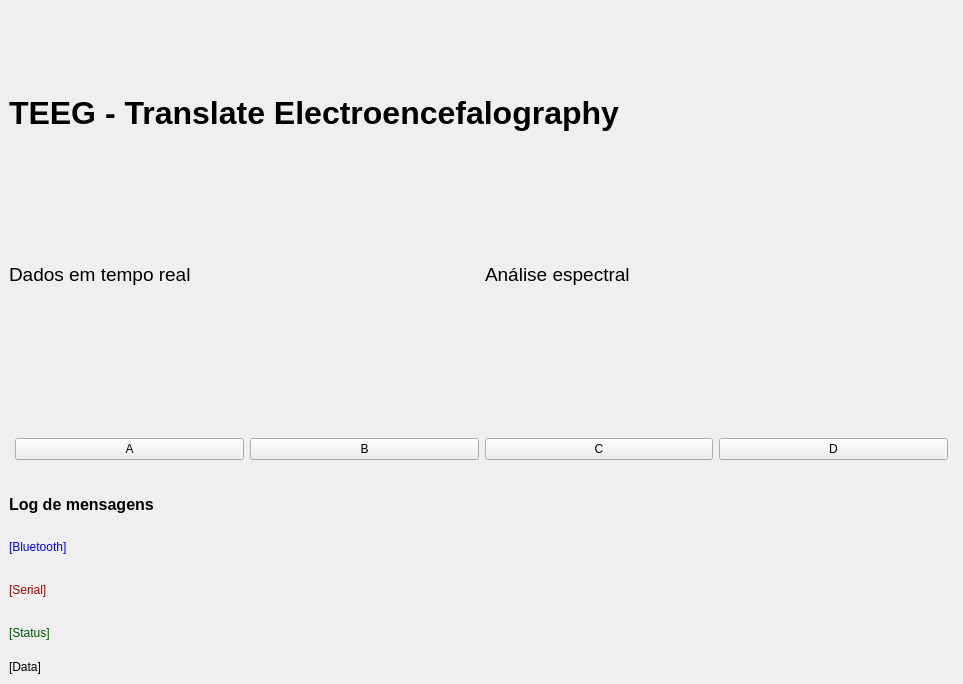
Above: app/gui.ui from ITA-ftuyama/TG before the change. Below: the same form after it.
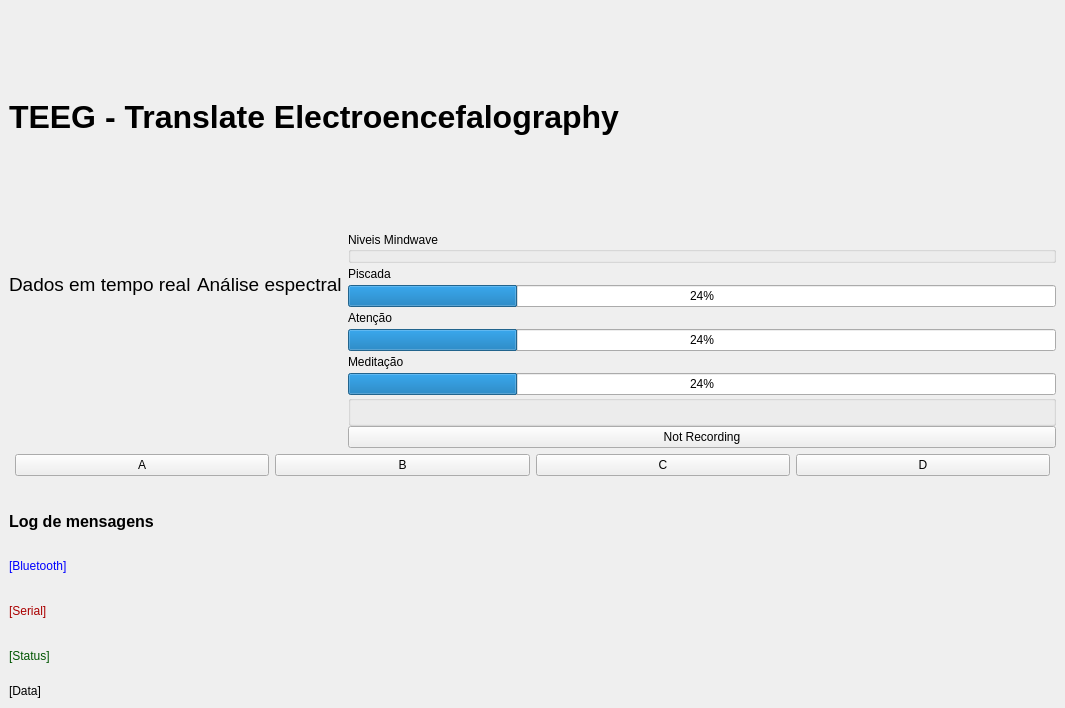
That is the form after the change. Custom widgets are drawn as their Qt base class.

Patch:
```diff
--- a/app/gui.ui
+++ b/app/gui.ui
@@ -6,8 +6,8 @@
    <rect>
     <x>0</x>
     <y>0</y>
-    <width>963</width>
-    <height>684</height>
+    <width>1065</width>
+    <height>708</height>
    </rect>
   </property>
   <property name="windowTitle">
@@ -62,7 +62,85 @@
          </widget>
         </item>
         <item>
-         <widget class="QwtPlot" name="qwtBarPlot"/>
+         <widget class="QwtPlot" name="qwtBarPlot">
+          <zorder>Dial</zorder>
+          <zorder>Dial</zorder>
+          <zorder>verticalLayoutWidget</zorder>
+          <zorder>verticalLayoutWidget</zorder>
+         </widget>
+        </item>
+       </layout>
+      </item>
+      <item>
+       <layout class="QVBoxLayout" name="verticalLayout_6" stretch="0,0,0,0,0,0,0,0,0">
+        <property name="spacing">
+         <number>0</number>
+        </property>
+        <property name="margin">
+         <number>0</number>
+        </property>
+        <item>
+         <widget class="QGroupBox" name="groupBox_2">
+          <property name="title">
+           <string>Niveis Mindwave</string>
+          </property>
+         </widget>
+        </item>
+        <item>
+         <widget class="QLabel" name="label_6">
+          <property name="text">
+           <string>Piscada</string>
+          </property>
+         </widget>
+        </item>
+        <item>
+         <widget class="QProgressBar" name="progressBar">
+          <property name="value">
+           <number>24</number>
+          </property>
+         </widget>
+        </item>
+        <item>
+         <widget class="QLabel" name="label_5">
+          <property name="text">
+           <string>Atenção</string>
+          </property>
+         </widget>
+        </item>
+        <item>
+         <widget class="QProgressBar" name="progressBar_2">
+          <property name="value">
+           <number>24</number>
+          </property>
+         </widget>
+        </item>
+        <item>
+         <widget class="QLabel" name="label_7">
+          <property name="text">
+           <string>Meditação</string>
+          </property>
+         </widget>
+        </item>
+        <item>
+         <widget class="QProgressBar" name="progressBar_3">
+          <property name="value">
+           <number>24</number>
+          </property>
+         </widget>
+        </item>
+        <item alignment="Qt::AlignBottom">
+         <widget class="QGroupBox" name="groupBox">
+          <property name="title">
+           <string/>
+          </property>
+         </widget>
+        </item>
+        <item>
+         <widget class="QPushButton" name="pushButton">
+          <property name="text">
+           <string>Not Recording</string>
+          </property>
+         </widget>
         </item>
        </layout>
       </item>
```
